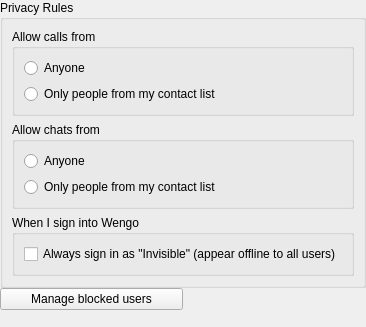
Old version of the form wengophone/src/presentation/qt/config/PrivacySettings.ui in the repository tkrotoff/WengoPhone.
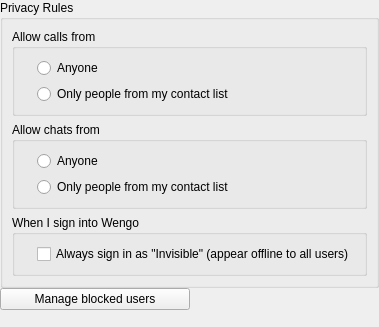
New version of the form. Icons and pictures are not drawn.

Commit message: Configuration panel .ui files improved

The edit to the form file:
```diff
--- a/wengophone/src/presentation/qt/config/PrivacySettings.ui
+++ b/wengophone/src/presentation/qt/config/PrivacySettings.ui
@@ -8,7 +8,7 @@
    <rect>
     <x>0</x>
     <y>0</y>
-    <width>324</width>
+    <width>346</width>
     <height>327</height>
    </rect>
   </property>
@@ -33,7 +33,7 @@
     </spacer>
    </item>
    <item row="0" column="0" colspan="2" >
-    <widget class="QGroupBox" name="" >
+    <widget class="QGroupBox" name="groupBox" >
      <property name="title" >
       <string>Privacy Rules </string>
      </property>
@@ -45,7 +45,7 @@
        <number>6</number>
       </property>
       <item row="2" column="0" >
-       <widget class="QGroupBox" name="" >
+       <widget class="QGroupBox" name="groupBox" >
         <property name="title" >
          <string>When I sign into Wengo</string>
         </property>
@@ -57,6 +57,21 @@
           <number>6</number>
          </property>
          <item row="0" column="0" >
+          <widget class="QLabel" name="label_3" >
+           <property name="sizePolicy" >
+            <sizepolicy>
+             <hsizetype>0</hsizetype>
+             <vsizetype>5</vsizetype>
+             <horstretch>0</horstretch>
+             <verstretch>0</verstretch>
+            </sizepolicy>
+           </property>
+           <property name="pixmap" >
+            <pixmap resource="../wengophone.qrc" >:/pics/status/invisible.png</pixmap>
+           </property>
+          </widget>
+         </item>
+         <item row="0" column="1" >
           <widget class="QCheckBox" name="alwaysSignAsInvisible" >
            <property name="text" >
             <string>Always sign in as "Invisible" (appear offline to all users)</string>
@@ -67,7 +82,7 @@
        </widget>
       </item>
       <item row="1" column="0" >
-       <widget class="QGroupBox" name="" >
+       <widget class="QGroupBox" name="groupBox" >
         <property name="title" >
          <string>Allow chats from</string>
         </property>
@@ -78,25 +93,40 @@
          <property name="spacing" >
           <number>6</number>
          </property>
-         <item row="1" column="0" >
-          <widget class="QRadioButton" name="allowChatsFromOnlyContactListRadioButton" >
-           <property name="text" >
-            <string>Only people from my contact list</string>
+         <item rowspan="2" row="0" column="0" >
+          <widget class="QLabel" name="label_2" >
+           <property name="sizePolicy" >
+            <sizepolicy>
+             <hsizetype>0</hsizetype>
+             <vsizetype>5</vsizetype>
+             <horstretch>0</horstretch>
+             <verstretch>0</verstretch>
+            </sizepolicy>
+           </property>
+           <property name="pixmap" >
+            <pixmap resource="../wengophone.qrc" >:/pics/contact/chat.png</pixmap>
            </property>
           </widget>
          </item>
-         <item row="0" column="0" >
+         <item row="0" column="1" >
           <widget class="QRadioButton" name="allowChatsFromAnyoneRadioButton" >
            <property name="text" >
             <string>Anyone</string>
            </property>
           </widget>
          </item>
+         <item row="1" column="1" >
+          <widget class="QRadioButton" name="allowChatsFromOnlyContactListRadioButton" >
+           <property name="text" >
+            <string>Only people from my contact list</string>
+           </property>
+          </widget>
+         </item>
         </layout>
        </widget>
       </item>
       <item row="0" column="0" >
-       <widget class="QGroupBox" name="" >
+       <widget class="QGroupBox" name="groupBox" >
         <property name="title" >
          <string>Allow calls from</string>
         </property>
@@ -107,20 +137,35 @@
          <property name="spacing" >
           <number>6</number>
          </property>
-         <item row="1" column="0" >
+         <item row="1" column="1" >
           <widget class="QRadioButton" name="allowCallsOnlyFromContactListRadioButton" >
            <property name="text" >
             <string>Only people from my contact list</string>
            </property>
           </widget>
          </item>
-         <item row="0" column="0" >
+         <item row="0" column="1" >
           <widget class="QRadioButton" name="allowCallsFromAnyoneRadioButton" >
            <property name="text" >
             <string>Anyone</string>
            </property>
           </widget>
          </item>
+         <item rowspan="2" row="0" column="0" >
+          <widget class="QLabel" name="label" >
+           <property name="sizePolicy" >
+            <sizepolicy>
+             <hsizetype>0</hsizetype>
+             <vsizetype>5</vsizetype>
+             <horstretch>0</horstretch>
+             <verstretch>0</verstretch>
+            </sizepolicy>
+           </property>
+           <property name="pixmap" >
+            <pixmap resource="../wengophone.qrc" >:/pics/contact/call.png</pixmap>
+           </property>
+          </widget>
+         </item>
         </layout>
        </widget>
       </item>
```
Left out of the diff: 30 changed lines with no effect on the pictures. The commit also changes 5 other files.
